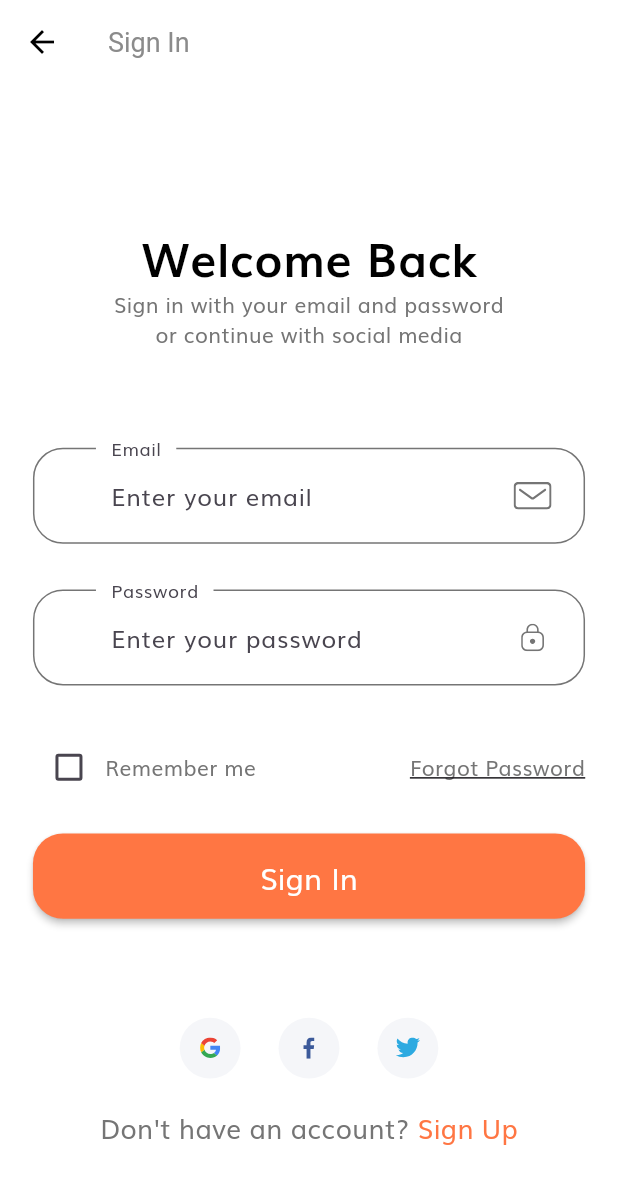
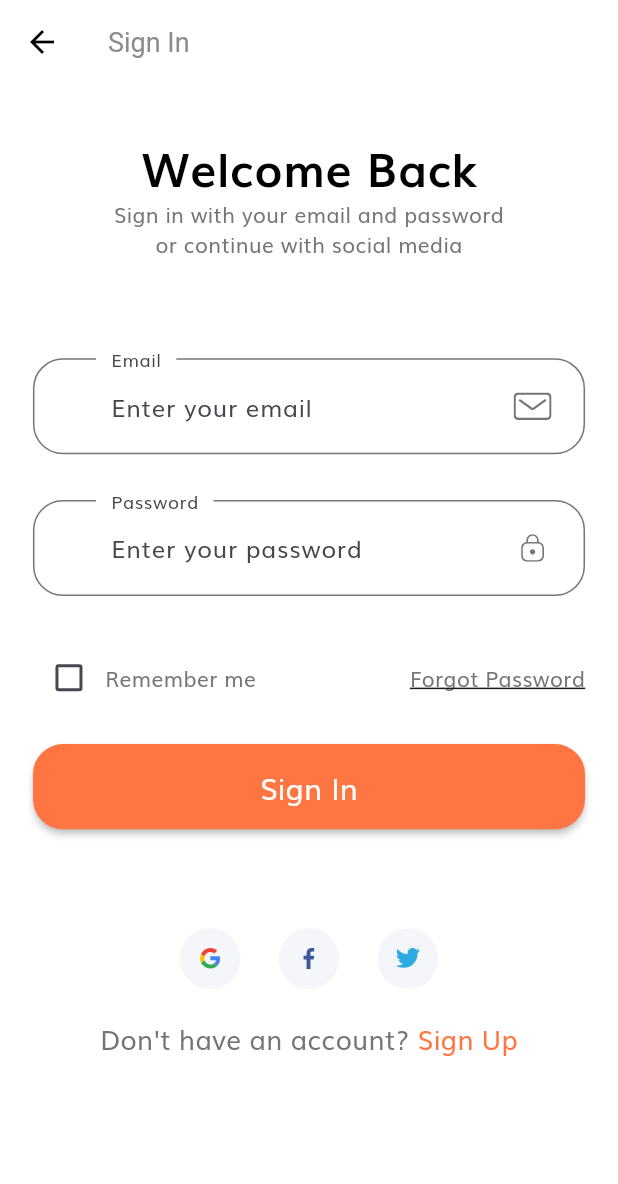
Before and after one commit to Kerofarah21/store-hook, a Flutter app: the screen it shows after launch, after a tap on "Continue", on a phone screen of 412 x 824 dp. Shown: the top 1184 px of the screen. Run offline on Flutter 3.47's test engine with Material 2 defaults, Android fonts, the phone set to English and light mode, and no system bars; our stand-ins replace flutter_svg, go_router, smooth_page_indicator.

Commit message:
change in design of sign in view

```diff
--- a/lib/Features/auth/sign_in/presentation/views/widgets/sign_in_view_body.dart
+++ b/lib/Features/auth/sign_in/presentation/views/widgets/sign_in_view_body.dart
@@ -11,7 +11,8 @@ class SignInViewBody extends StatelessWidget {
 
   @override
   Widget build(BuildContext context) {
-    return Center(
+    return SizedBox(
+      width: double.infinity,
       child: Padding(
         padding: EdgeInsets.symmetric(
           horizontal: getProportionateScreenWidth(20),
```
